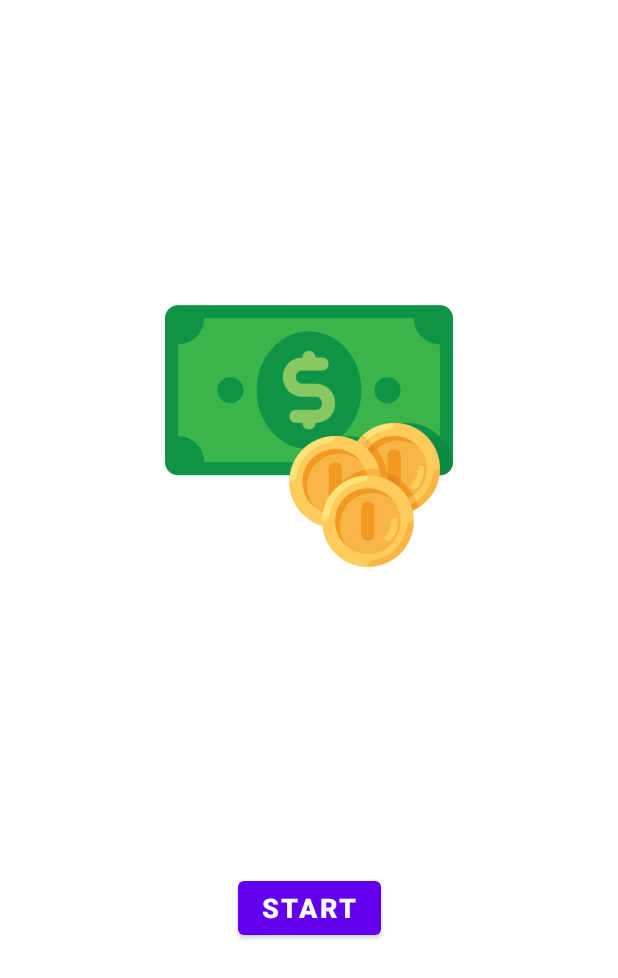
After one commit to mauroLaine/CurrencyRecognition, an Android app: the layout fragment_home.xml on its own in the app's theme, with its tools: preview values and no code run, on a phone screen of 412 x 824 dp. The commit adds this screen. Shown: the top 978 px of the screen. Run offline under Robolectric (Android 15) with nearby library versions, the phone set to English and light mode, and no system bars.

Commit message:
Add the fragment navigation dependency and set HomeFragment as a start destination for the navigation component

```diff
--- a/app/build.gradle
+++ b/app/build.gradle
@@ -75,5 +75,7 @@ dependencies {
     implementation "com.google.android.material:material:$material_version"
 
     // Navigation
+    implementation "android.arch.navigation:navigation-fragment-ktx:$navigation_version"
     implementation "android.arch.navigation:navigation-ui-ktx:$navigation_version"
+    implementation 'androidx.legacy:legacy-support-v4:1.0.0'
 }
--- /dev/null
+++ b/app/src/main/res/layout/fragment_home.xml
@@ -0,0 +1,39 @@
+<androidx.constraintlayout.widget.ConstraintLayout xmlns:android="http://schemas.android.com/apk/res/android"
+    xmlns:app="http://schemas.android.com/apk/res-auto"
+    xmlns:tools="http://schemas.android.com/tools"
+    android:layout_width="match_parent"
+    android:layout_height="match_parent"
+    tools:context=".activity.MainActivity">
+
+    <Button
+        android:id="@+id/startButton"
+        android:layout_width="wrap_content"
+        android:layout_height="wrap_content"
+        android:layout_marginEnd="@dimen/horizontal_margin"
+        android:layout_marginStart="@dimen/horizontal_margin"
+        android:paddingEnd="@dimen/button_padding"
+        android:paddingStart="@dimen/button_padding"
+        android:text="@string/start"
+        android:textColor="@color/white"
+        android:textSize="@dimen/button_text_size"
+        android:textStyle="bold"
+        app:layout_constraintBottom_toBottomOf="parent"
+        app:layout_constraintEnd_toEndOf="parent"
+        app:layout_constraintStart_toStartOf="parent"
+        app:layout_constraintTop_toBottomOf="@+id/titleImage" />
+
+    <ImageView
+        android:id="@+id/titleImage"
+        android:layout_width="0dp"
+        android:layout_height="@dimen/image_header_height"
+        android:layout_marginEnd="@dimen/horizontal_margin"
+        android:layout_marginStart="@dimen/horizontal_margin"
+        android:scaleType="fitCenter"
+        app:layout_constraintBottom_toTopOf="@+id/startButton"
+        app:layout_constraintEnd_toEndOf="parent"
+        app:layout_constraintHorizontal_bias="1.0"
+        app:layout_constraintStart_toStartOf="parent"
+        app:layout_constraintTop_toTopOf="parent"
+        app:srcCompat="@drawable/money" />
+
+</androidx.constraintlayout.widget.ConstraintLayout>
```
Also changed, not shown: app/src/main/java/com/laine/mauro/currencyrecognition/activity/MainActivity.kt (+13 -13 lines), app/src/main/java/com/laine/mauro/currencyrecognition/fragment/HomeFragment.kt (added, +19 -0 lines), app/src/main/res/layout/activity_main.xml (+10 -35 lines), app/src/main/res/navigation/navigation.xml (added, +13 -0 lines).
